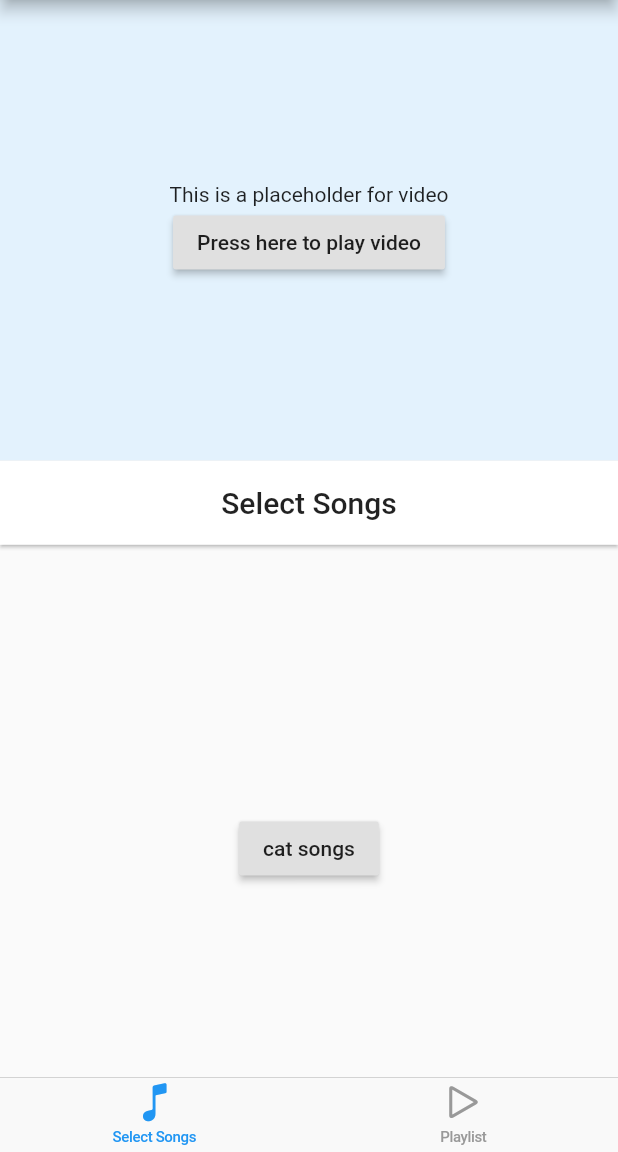
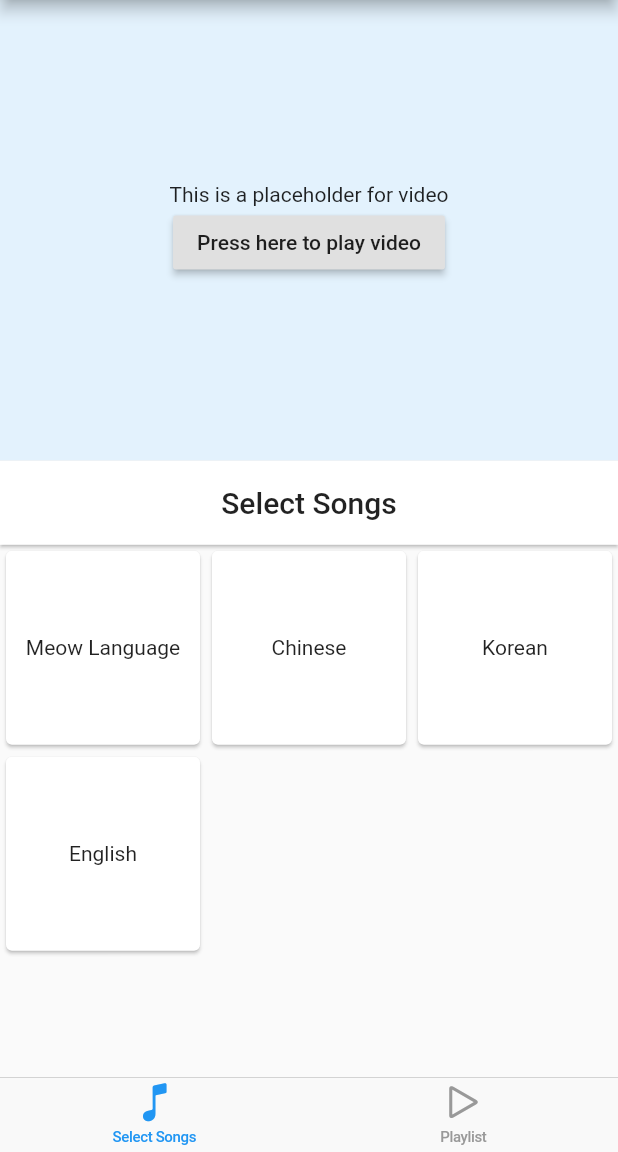
Before and after one commit to Janesee3/KaTVApp, a Flutter app: the screen it shows after launch, on a phone screen of 412 x 824 dp, the part 84-1236 px from its top. Run offline on Flutter 3.47's test engine with Material 2 defaults, Android fonts, the phone set to English and light mode, and no system bars; missing offline and left inert: flutter_youtube.

Commit message:
Add ability to add songs to playlist

```diff
--- a/lib/main.dart
+++ b/lib/main.dart
@@ -123,7 +123,7 @@ class _KtvUIState extends State<KtvUI> with SingleTickerProviderStateMixin {
 
   @override
   Widget build(BuildContext context) {
-    return Container(
+    return MyInheritedWidget(
         child: CupertinoTabScaffold(
       tabBar: CupertinoTabBar(items: const <BottomNavigationBarItem>[
         BottomNavigationBarItem(
@@ -136,11 +136,123 @@ class _KtvUIState extends State<KtvUI> with SingleTickerProviderStateMixin {
         ),
       ]),
       tabBuilder: (context, index) => CupertinoPageScaffold(
-            child: Center(
-              child: index == 0 ? SelectSong() : Text("Playlist"),
-            ),
+            child: Center(child: index == 0 ? SelectSong() : Playlist()),
           ),
     ));
+  }
+}
+
+// Inherited Widget
+
+class _MyInherited extends InheritedWidget {
+  _MyInherited({
+    Key key,
+    @required Widget child,
+    @required this.data,
+  }) : super(key: key, child: child);
+
+  final MyInheritedWidgetState data;
+
+  @override
+  bool updateShouldNotify(_MyInherited oldWidget) {
+    return true;
+  }
+}
+
+class MyInheritedWidget extends StatefulWidget {
+  MyInheritedWidget({
+    Key key,
+    this.child,
+  }) : super(key: key);
+
+  final Widget child;
+
+  @override
+  MyInheritedWidgetState createState() => new MyInheritedWidgetState();
+
+  static MyInheritedWidgetState of(BuildContext context) {
+    return (context.inheritFromWidgetOfExactType(_MyInherited) as _MyInherited)
+        .data;
+  }
+}
+
+class MyInheritedWidgetState extends State<MyInheritedWidget> {
+  /// List of Items
+  List<String> _items = <String>[];
+
+  /// Getter (number of items)
+  int get itemsCount => _items.length;
+
+  List<String> get items => _items;
+
+  /// Helper method to add an Item
+  void addItem(String reference) {
+    setState(() {
+      _items.add(reference);
+    });
+  }
+
+  @override
+  Widget build(BuildContext context) {
+    return new _MyInherited(
+      data: this,
+      child: widget.child,
+    );
+  }
+}
+
+// Playlist Tab
+
+class Playlist extends StatefulWidget {
+  Playlist({Key key}) : super(key: key);
+
+  @override
+  _PlaylistState createState() => _PlaylistState();
+}
+
+class _PlaylistState extends State<Playlist> {
+  AppBar _getAppBar(String title) {
+    return AppBar(
+        title: Text(title, style: TextStyle(color: Colors.black87)),
+        backgroundColor: Colors.white,
+        centerTitle: true,
+        elevation: 1.0,
+        iconTheme: IconThemeData(color: Colors.black87));
+  }
+
+  Widget _getSongsListView(MyInheritedWidgetState state) {
+    return Center(
+        child: ListView.builder(
+      itemBuilder: (context, position) {
+        return GestureDetector(
+            onTap: () {},
+            child: Card(
+                child: Padding(
+                    padding: EdgeInsets.fromLTRB(24.0, 12.0, 12.0, 12.0),
+                    child: Row(
+                      mainAxisAlignment: MainAxisAlignment.spaceBetween,
+                      crossAxisAlignment: CrossAxisAlignment.center,
+                      children: <Widget>[
+                        Text(state.items[position]),
+                        IconButton(
+                          icon: Icon(Icons.drag_handle),
+                          onPressed: () {},
+                        )
+                      ],
+                    ))));
+      },
+      itemCount: state.items.length,
+    ));
+  }
+
+  @override
+  Widget build(BuildContext context) {
+    final MyInheritedWidgetState state = MyInheritedWidget.of(context);
+
+    return Scaffold(
+      appBar: _getAppBar("Playlist"),
+      body: _getSongsListView(state),
+    );
   }
 }
 
@@ -157,6 +269,39 @@ class SelectSong extends StatefulWidget {
 
 class _SelectSongState extends State<SelectSong> {
   final List<String> _currPageType = new List<String>();
+
+  final Map _songData = {
+    "categories": {
+      "Meow Language": {
+        "The Meowttens": {
+          "Meowing Under the Moon": "www.google.com",
+          "Purr and Fur": "www.google.com",
+          "Santa Claws is Rolling to Town": ""
+        }
+      },
+      "Chinese": {
+        "GEM": {
+          "光年之外": "https://www.youtube.com/watch?v=T4SimnaiktU",
+          "那一夜": "https://www.youtube.com/watch?v=ugVNDvnDDpA",
+          "倒数": "https://www.youtube.com/watch?v=ma7r2HGqwXs"
+        },
+        "Hebe Tien": {
+          "你就不要想起我": "https://www.youtube.com/watch?v=GsKbnsUN2RE",
+          "魔鬼中的天使": "https://www.youtube.com/watch?v=na_xv5iFt2Y",
+          "寂寞寂寞就好": "https://www.youtube.com/watch?v=DyFIzKYQQYE"
+        },
+        "JJ Lin": {},
+        "Kimberlyn Chen": {}
+      },
+      "Korean": {"Ailee": {}, "IU": {}},
+      "English": {
+        "Fall Out Boy": {},
+        "Taylor Swift": {},
+        "Maroon 5": {},
+        "Adele": {}
+      }
+    }
+  };
 
   AppBar _getAppBar(String title, bool hasBack) {
     return AppBar(
@@ -176,26 +321,70 @@ class _SelectSongState extends State<SelectSong> {
             : null);
   }
 
-  Scaffold _getCategoriesView(String category) {
+  Widget _getGridView(List<dynamic> items, Function onTap) {
+    return Center(
+        child: GridView.builder(
+      itemBuilder: (context, position) {
+        return GestureDetector(
+            onTap: () => onTap(items[position]),
+            child: Card(
+              child: Center(child: Text(items[position])),
+            ));
+      },
+      itemCount: items.length,
+      gridDelegate:
+          SliverGridDelegateWithFixedCrossAxisCount(crossAxisCount: 3),
+    ));
+  }
+
+  Scaffold _getCategoriesView() {
+    Map categoriesMap = _songData["categories"];
+    List<dynamic> keys = categoriesMap.keys.toList();
+
     return Scaffold(
         appBar: _getAppBar("Select Songs", false),
-        body: Center(
-          child: RaisedButton(
-            child: Text(category),
-            onPressed: () => _goToCategory(category),
-          ),
-        ));
+        body: _getGridView(keys, _goToCategory));
   }
 
   Scaffold _getCategoryDetailView() {
+    Map categoryMap = _songData["categories"][_currPageType[0]];
+    List<dynamic> keys = categoryMap.keys.toList();
+
     return Scaffold(
         appBar: _getAppBar(_currPageType[0], true),
+        body: _getGridView(keys, _goToSinger));
+  }
+
+  Scaffold _getSingerDetailView(MyInheritedWidgetState state) {
+    Map singerMap = _songData["categories"][_currPageType[0]][_currPageType[1]];
+    List<dynamic> keys = singerMap.keys.toList();
+
+    return Scaffold(
+        appBar: _getAppBar(_currPageType[1], true),
         body: Center(
-          child: RaisedButton(
-            child: Text("The Meowttens"),
-            onPressed: () {},
-          ),
-        ));
+            child: ListView.builder(
+          itemBuilder: (context, position) {
+            return GestureDetector(
+                onTap: () {},
+                child: Card(
+                    child: Padding(
+                        padding: EdgeInsets.fromLTRB(24.0, 12.0, 12.0, 12.0),
+                        child: Row(
+                          mainAxisAlignment: MainAxisAlignment.spaceBetween,
+                          crossAxisAlignment: CrossAxisAlignment.center,
+                          children: <Widget>[
+                            Text(keys[position]),
+                            IconButton(
+                              icon: Icon(Icons.add),
+                              onPressed: () {
+                                state.addItem(keys[position]);
+                              },
+                            )
+                          ],
+                        ))));
+          },
+          itemCount: keys.length,
+        )));
   }
 
   Scaffold _getNotFoundView() {
@@ -211,54 +400,18 @@ class _SelectSongState extends State<SelectSong> {
     });
   }
 
-  // void _pushToCategory(BuildContext context) {
-  //   Navigator.of(context).push(
-  //     MaterialPageRoute<void>(
-  //       builder: (BuildContext context) {
-  //         // Returns a Scaffold. We are defining the body here
-
-  //         return Scaffold(
-  //             appBar: _getAppBar("Chinese Songs"),
-  //             body: Center(
-  //               child: RaisedButton(
-  //                 child: Text("Meow"),
-  //                 onPressed: () => _pushToCategory(context),
-  //               ),
-  //             ));
-  //       },
-  //     ),
-  //   );
-  // }
-
-  // void _goToCategory(BuildContext context) {
-  //   Navigator.of(context).push(PageRouteBuilder(
-  //       opaque: false,
-  //       pageBuilder: (BuildContext context, _, __) {
-  //         return Center(
-  //             child: Column(
-  //           // mainAxisAlignment: MainAxisAlignment.spaceBetween,
-  //           children: <Widget>[
-  //             Expanded(child: Container(), flex: 2),
-  //             Expanded(child: KtvUI(), flex: 3)
-  //           ],
-  //         ));
-  //       },
-  //       transitionsBuilder:
-  //           (___, Animation<double> animation, ____, Widget child) {
-  //         return FadeTransition(
-  //           opacity: animation,
-  //           child: RotationTransition(
-  //             turns: Tween<double>(begin: 0.5, end: 1.0).animate(animation),
-  //             child: child,
-  //           ),
-  //         );
-  //       }));
-  // }
+  void _goToSinger(String singer) {
+    setState(() {
+      _currPageType.add(singer);
+    });
+  }
 
   @override
   Widget build(BuildContext context) {
-    if (_currPageType.length == 0) return _getCategoriesView("cat songs");
+    final MyInheritedWidgetState state = MyInheritedWidget.of(context);
+    if (_currPageType.length == 0) return _getCategoriesView();
     if (_currPageType.length == 1) return _getCategoryDetailView();
+    if (_currPageType.length == 2) return _getSingerDetailView(state);
     return _getNotFoundView();
   }
 }
```
